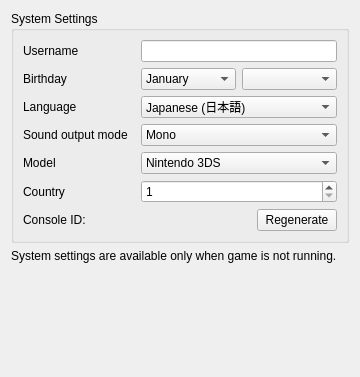
Qt form src/citra_qt/configuration/configure_system.ui (grimtnt/citra) before a commit.
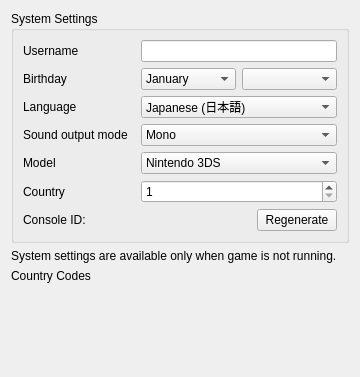
The same form after that commit.

Commit message: [skip ci]

Diff of the .ui file:
```diff
--- a/src/citra_qt/configuration/configure_system.ui
+++ b/src/citra_qt/configuration/configure_system.ui
@@ -323,6 +323,13 @@
        </property>
       </widget>
      </item>
+     <item>
+      <widget class="QLabel" name="link_country_codes">
+       <property name="text">
+        <string>Country Codes</string>
+       </property>
+      </widget>
+     </item>
      <item>
       <spacer name="verticalSpacer">
        <property name="orientation">
```
Left out of the diff: 237 changed lines with no effect on the pictures.
